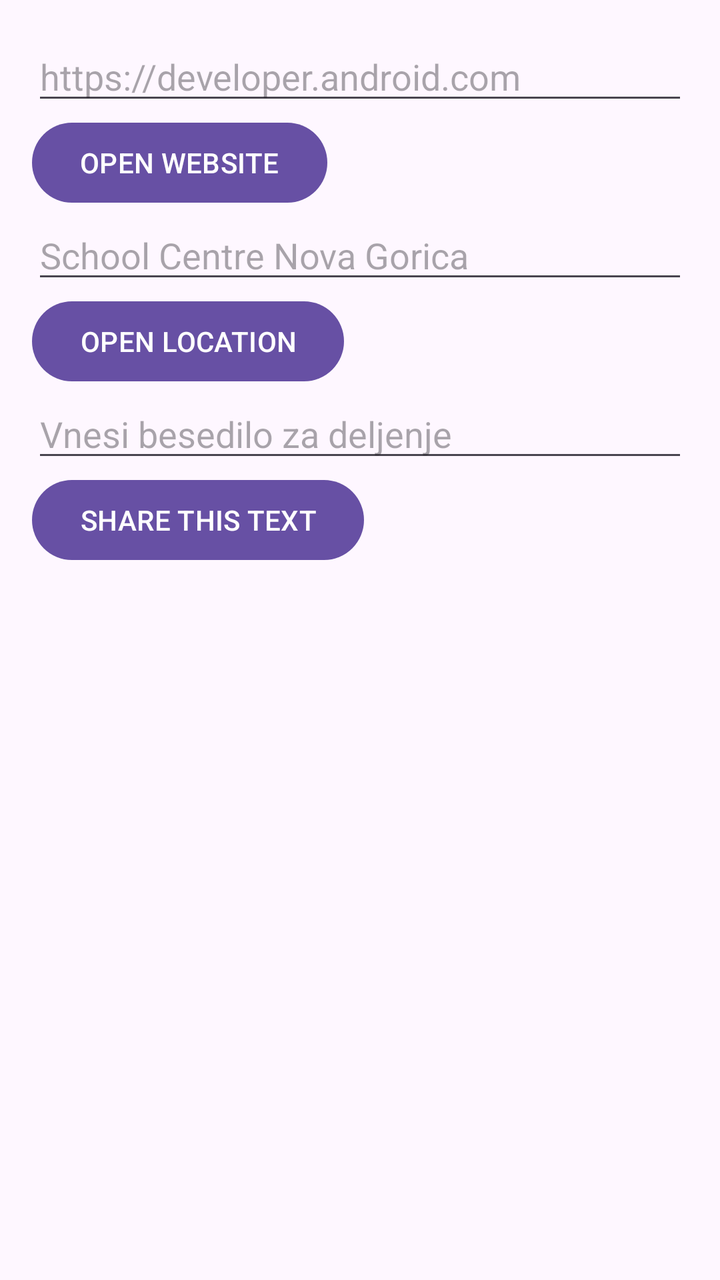
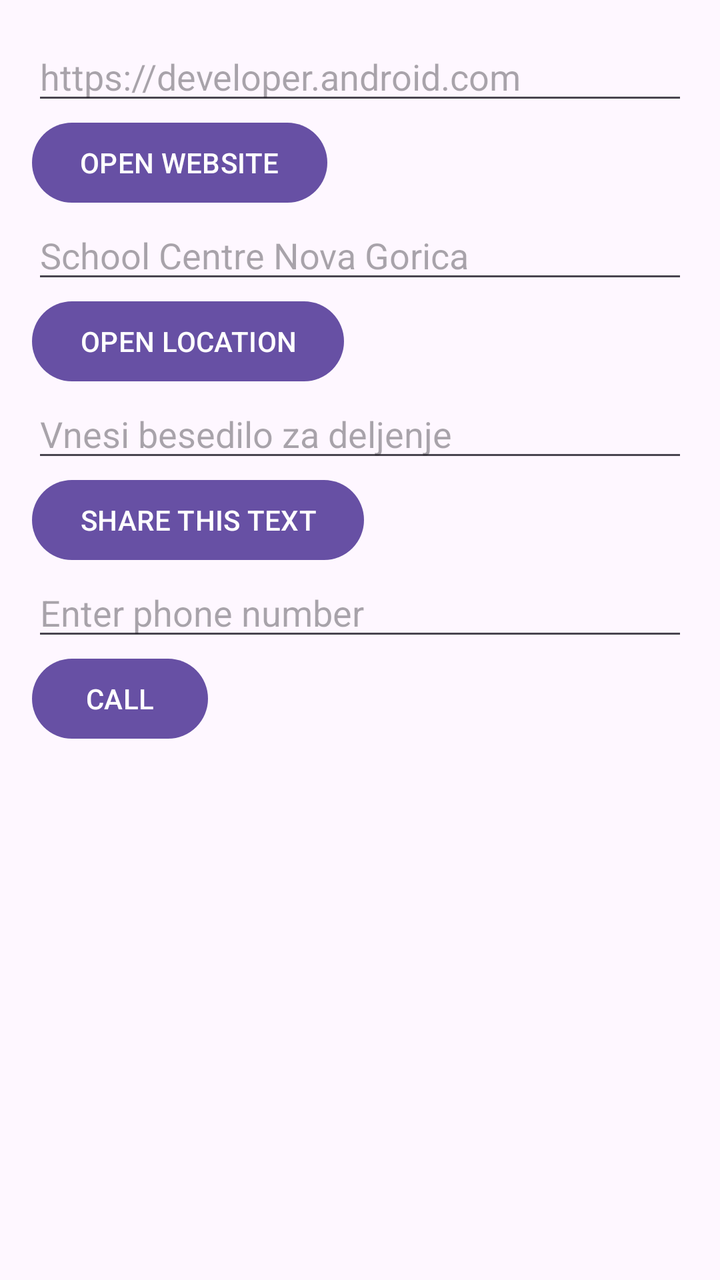

An Android layout rendered at two revisions. The XML below is the earlier revision; the diff shows what the commit changed to produce the second picture.
<!-- AndroidManifest.xml: application theme Theme.ImplicitIntents -->
<!-- res/layout/activity_main.xml -->
<?xml version="1.0" encoding="utf-8"?>
<androidx.constraintlayout.widget.ConstraintLayout xmlns:android="http://schemas.android.com/apk/res/android"
    xmlns:app="http://schemas.android.com/apk/res-auto"
    xmlns:tools="http://schemas.android.com/tools"
    android:id="@+id/main"
    android:layout_width="match_parent"
    android:layout_height="match_parent"
    tools:context=".MainActivity">

    <LinearLayout
        android:layout_width="0dp"
        android:layout_height="match_parent"
        android:orientation="vertical"
        android:padding="16dp"
        app:layout_constraintBottom_toBottomOf="parent"
        app:layout_constraintEnd_toEndOf="parent"
        app:layout_constraintHorizontal_bias="1.0"
        app:layout_constraintStart_toStartOf="parent"
        app:layout_constraintTop_toTopOf="parent">

        <EditText
            android:id="@+id/etWebsite"
            android:layout_width="match_parent"
            android:layout_height="wrap_content"
            android:ems="10"
            android:hint="@string/website_hint"
            android:inputType="textUri"/>

        <Button
            android:id="@+id/btnWebsite"
            android:layout_width="wrap_content"
            android:layout_height="wrap_content"
            android:onClick="openWebsite"
            android:text="@string/open_website" />

        <EditText
            android:id="@+id/etLocation"
            android:layout_width="match_parent"
            android:layout_height="wrap_content"
            android:ems="10"
            android:hint="@string/location_hint"
            android:inputType="text" />

        <Button
            android:id="@+id/btnLocation"
            android:layout_width="wrap_content"
            android:layout_height="wrap_content"
            android:onClick="openLocation"
            android:text="@string/open_location" />

        <EditText
            android:id="@+id/etText"
            android:layout_width="match_parent"
            android:layout_height="wrap_content"
            android:ems="10"
            android:hint="@string/text_hint"
            android:inputType="text" />

        <Button
            android:id="@+id/btnShare"
            android:layout_width="wrap_content"
            android:layout_height="wrap_content"
            android:onClick="shareText"
            android:text="@string/share_text" />
    </LinearLayout>

</androidx.constraintlayout.widget.ConstraintLayout>
<!-- resources referenced by this layout -->
<resources>
  <string name="location_hint">School Centre Nova Gorica</string>
  <string name="open_location">OPEN LOCATION</string>
  <string name="open_website">OPEN WEBSITE</string>
  <string name="share_text">SHARE THIS TEXT</string>
  <string name="text_hint">Vnesi besedilo za deljenje</string>
  <string name="website_hint">https://developer.android.com</string>
  <style name="Theme.ImplicitIntents" parent="Base.Theme.ImplicitIntents" />
  <style name="Base.Theme.ImplicitIntents" parent="Theme.Material3.DayNight.NoActionBar">
          
          
      </style>
</resources>

<!-- the commit's change to res/layout/activity_main.xml (unified diff, before → after) -->
@@ -62,6 +62,20 @@
             android:layout_height="wrap_content"
             android:onClick="shareText"
             android:text="@string/share_text" />
+
+        <EditText
+            android:id="@+id/etPhone"
+            android:layout_width="match_parent"
+            android:layout_height="wrap_content"
+            android:hint="Enter phone number"
+            android:inputType="phone" />
+
+        <Button
+            android:id="@+id/btnCall"
+            android:layout_width="wrap_content"
+            android:layout_height="wrap_content"
+            android:onClick="callPhone"
+            android:text="CALL" />
     </LinearLayout>
 
 </androidx.constraintlayout.widget.ConstraintLayout>
